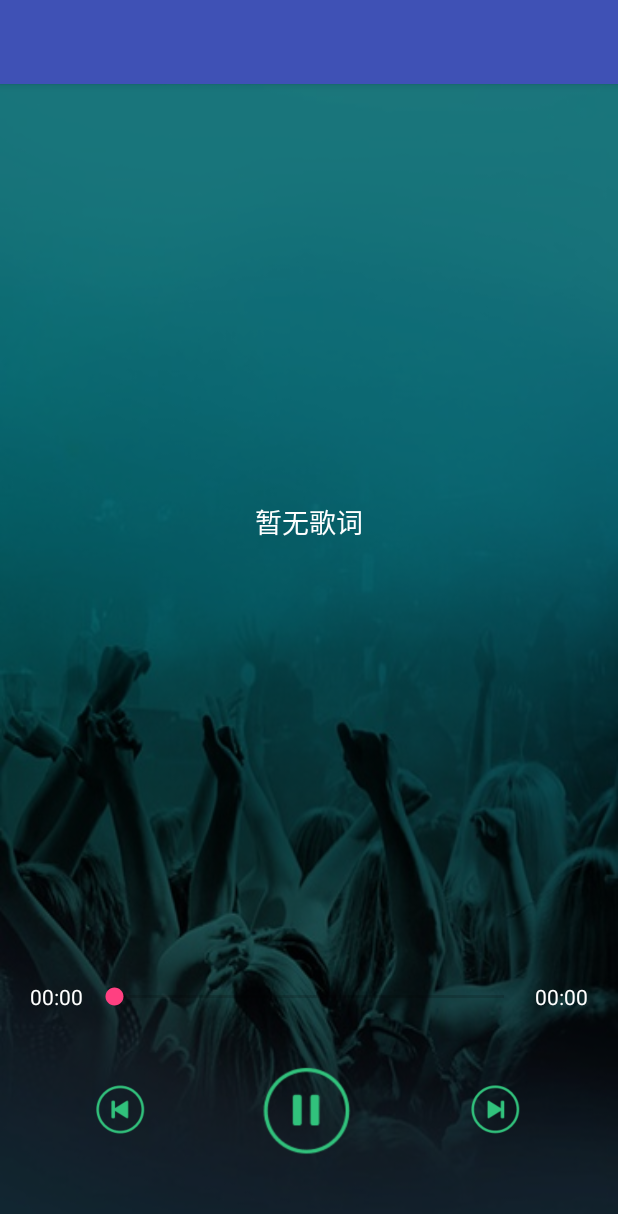
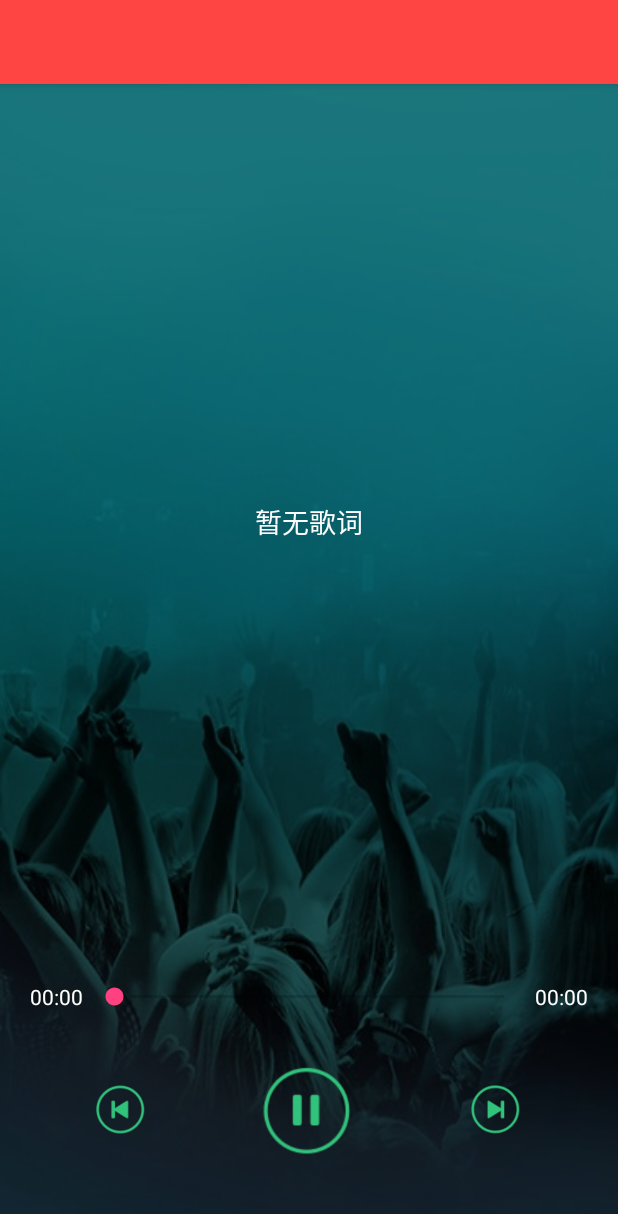
Before and after one commit to libertyboy1/MusicPlayer, an Android app: the PlayActivity screen opened directly, with no data from a screen before it, on a phone screen of 412 x 824 dp. Shown: the top 1214 px of the screen. Run offline under Robolectric (Android 15) with nearby library versions, the light colour scheme and no system bars; our stand-ins replace ButterKnife; 8 statements that could not run were skipped.

Commit message:
更改框架

```diff
--- a/app/src/main/java/com/view/media/Service/PlayService2.java
+++ b/app/src/main/java/com/view/media/Service/PlayService2.java
@@ -95,9 +95,6 @@ public class PlayService2 extends Service {
 
     @Override
     public IBinder onBind(Intent intent) {
-
-
-
         return binder;
     }
 
@@ -108,6 +105,5 @@ public class PlayService2 extends Service {
             mp.release();
             mp = null;
         }
-
     }
 }
--- a/app/src/main/java/com/view/media/activity/BaseActivity.java
+++ b/app/src/main/java/com/view/media/activity/BaseActivity.java
@@ -4,17 +4,22 @@ import android.app.Activity;
 import android.content.Intent;
 import android.graphics.Color;
 import android.media.MediaPlayer;
+import android.os.Build;
 import android.os.Bundle;
 import android.support.v7.app.AppCompatActivity;
 import android.support.v7.widget.Toolbar;
 import android.view.MenuItem;
 import android.view.View;
+import android.view.Window;
+import android.view.WindowManager;
 import android.widget.ImageView;
 import android.widget.TextView;
 import android.widget.Toast;
 
 import com.google.gson.Gson;
 import com.view.media.R;
+
+import butterknife.ButterKnife;
 
 import static android.os.Build.VERSION_CODES.M;
 import static com.view.media.bean.DownLoadBean.position;
@@ -28,12 +33,33 @@ public class BaseActivity extends AppCompatActivity implements View.OnClickListe
 
     public Gson gson;
 
+    private int layoutId;
+
     @Override
     protected void onCreate(Bundle savedInstanceState) {
+
+        getWindow().requestFeature(Window.FEATURE_NO_TITLE);
+        if (Build.VERSION.SDK_INT >= Build.VERSION_CODES.LOLLIPOP) {
+            Window window = getWindow();
+            window.clearFlags(WindowManager.LayoutParams.FLAG_TRANSLUCENT_STATUS
+                    | WindowManager.LayoutParams.FLAG_TRANSLUCENT_NAVIGATION);
+            window.getDecorView().setSystemUiVisibility(View.SYSTEM_UI_FLAG_LAYOUT_FULLSCREEN
+                    | View.SYSTEM_UI_FLAG_LAYOUT_HIDE_NAVIGATION
+                    | View.SYSTEM_UI_FLAG_LAYOUT_STABLE);
+            window.addFlags(WindowManager.LayoutParams.FLAG_DRAWS_SYSTEM_BAR_BACKGROUNDS);
+            window.setStatusBarColor(Color.TRANSPARENT);
+            window.setNavigationBarColor(Color.TRANSPARENT);
+        }
+
         super.onCreate(savedInstanceState);
+        setContentView(getLayoutId());
         initView();
         initData();
         setListener();
+    }
+
+    public int getLayoutId() {
+        return layoutId;
     }
 
     public void setListener() {
--- a/app/src/main/java/com/view/media/activity/DownLoadActivity.java
+++ b/app/src/main/java/com/view/media/activity/DownLoadActivity.java
@@ -24,8 +24,12 @@ public class DownLoadActivity extends BaseActivity {
 
     @Override
     protected void onCreate(Bundle savedInstanceState) {
-        setContentView(R.layout.activity_download);
         super.onCreate(savedInstanceState);
+    }
+
+    @Override
+    public int getLayoutId() {
+        return R.layout.activity_download;
     }
 
     @Override
--- a/app/src/main/java/com/view/media/activity/MainActivity.java
+++ b/app/src/main/java/com/view/media/activity/MainActivity.java
@@ -90,7 +90,6 @@ public class MainActivity extends BaseActivity implements AdapterView.OnItemClic
 
     @Override
     protected void onCreate(Bundle savedInstanceState) {
-        setContentView(R.layout.activity_main);
         super.onCreate(savedInstanceState);
 
         Intent intent = new Intent(this, PlayService2.class);
@@ -98,6 +97,10 @@ public class MainActivity extends BaseActivity implements AdapterView.OnItemClic
 
     }
 
+    @Override
+    public int getLayoutId() {
+        return R.layout.activity_main;
+    }
 
     @Override
     public void initData() {
--- a/app/src/main/java/com/view/media/activity/MvActivity.java
+++ b/app/src/main/java/com/view/media/activity/MvActivity.java
@@ -27,8 +27,12 @@ public class MvActivity extends BaseActivity implements NetWorkStateListener,Vie
     @Override
     protected void onCreate(Bundle savedInstanceState) {
         setRequestedOrientation(ActivityInfo.SCREEN_ORIENTATION_LANDSCAPE);
-        setContentView(R.layout.activity_mv);
         super.onCreate(savedInstanceState);
+    }
+
+    @Override
+    public int getLayoutId() {
+        return R.layout.activity_mv;
     }
 
     @Override
--- a/app/src/main/java/com/view/media/activity/PlayActivity.java
+++ b/app/src/main/java/com/view/media/activity/PlayActivity.java
@@ -67,18 +67,19 @@ public class PlayActivity extends BaseActivity implements SeekBar.OnSeekBarChang
 
     @Override
     protected void onCreate(Bundle savedInstanceState) {
-        setContentView(R.layout.activity_play);
-
         position = getIntent().getIntExtra("position", 0);
-
         list = (ArrayList<SearchMusicBean>) getIntent().getSerializableExtra("bean");//网络列表
         tb_musics = (ArrayList<TableMusic>) getIntent().getSerializableExtra("tb_musics");//本地列表
-
         timer.schedule(timerTask, 0, 1000);
 
         super.onCreate(savedInstanceState);
     }
 
+
+    @Override
+    public int getLayoutId() {
+        return R.layout.activity_play;
+    }
 
     @Override
     public void initData() {
--- a/app/src/main/java/com/view/media/activity/SearchActivity.java
+++ b/app/src/main/java/com/view/media/activity/SearchActivity.java
@@ -55,8 +55,12 @@ public class SearchActivity extends BaseActivity implements SearchMusicListAdapt
 
     @Override
     protected void onCreate(Bundle savedInstanceState) {
-        setContentView(R.layout.activity_search);
         super.onCreate(savedInstanceState);
+    }
+
+    @Override
+    public int getLayoutId() {
+        return R.layout.activity_search;
     }
 
     @Override
--- a/app/src/main/res/layout/titlebar.xml
+++ b/app/src/main/res/layout/titlebar.xml
@@ -2,16 +2,18 @@
 <android.support.design.widget.AppBarLayout xmlns:android="http://schemas.android.com/apk/res/android"
     xmlns:app="http://schemas.android.com/apk/res-auto"
     xmlns:tools="http://schemas.android.com/tools"
+    android:id="@+id/abl_titlebar"
     android:layout_width="match_parent"
-    android:id="@+id/abl_titlebar"
     android:layout_height="wrap_content">
 
     <android.support.v7.widget.Toolbar
+        android:background="@android:color/holo_red_light"
         android:id="@+id/tb_main"
         android:layout_width="match_parent"
-        android:layout_height="?attr/actionBarSize"
+        android:layout_height="wrap_content"
         android:fitsSystemWindows="true"
         android:minHeight="?attr/actionBarSize"
+        android:paddingBottom="10dp"
         app:layout_collapseMode="pin"
         app:popupTheme="@style/ThemeOverlay.AppCompat.Light">
 
```
